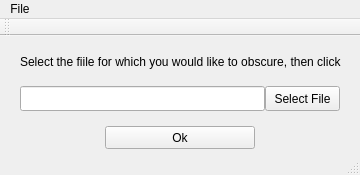
schneidermankyle/Obscurify, file mainwindow.ui: the form before one commit.
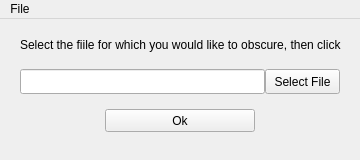
The form after the commit.

Commit message:
Quick patch
Added empty string exception handling.

```diff
--- a/mainwindow.ui
+++ b/mainwindow.ui
@@ -7,7 +7,7 @@
     <x>0</x>
     <y>0</y>
     <width>360</width>
-    <height>175</height>
+    <height>160</height>
    </rect>
   </property>
   <property name="windowTitle">
@@ -81,15 +81,6 @@
    </widget>
    <addaction name="menuFile"/>
   </widget>
-  <widget class="QToolBar" name="mainToolBar">
-   <attribute name="toolBarArea">
-    <enum>TopToolBarArea</enum>
-   </attribute>
-   <attribute name="toolBarBreak">
-    <bool>false</bool>
-   </attribute>
-  </widget>
-  <widget class="QStatusBar" name="statusBar"/>
   <action name="actionExit">
    <property name="text">
     <string>Exit</string>
```
The commit also changes 1 other file.
